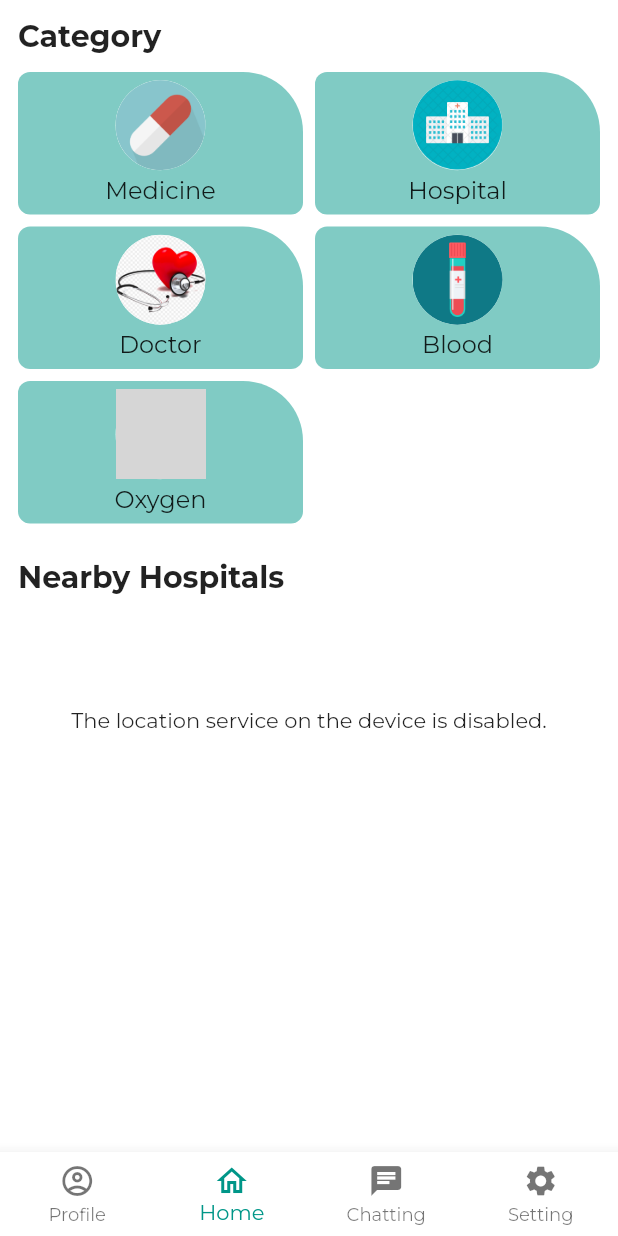
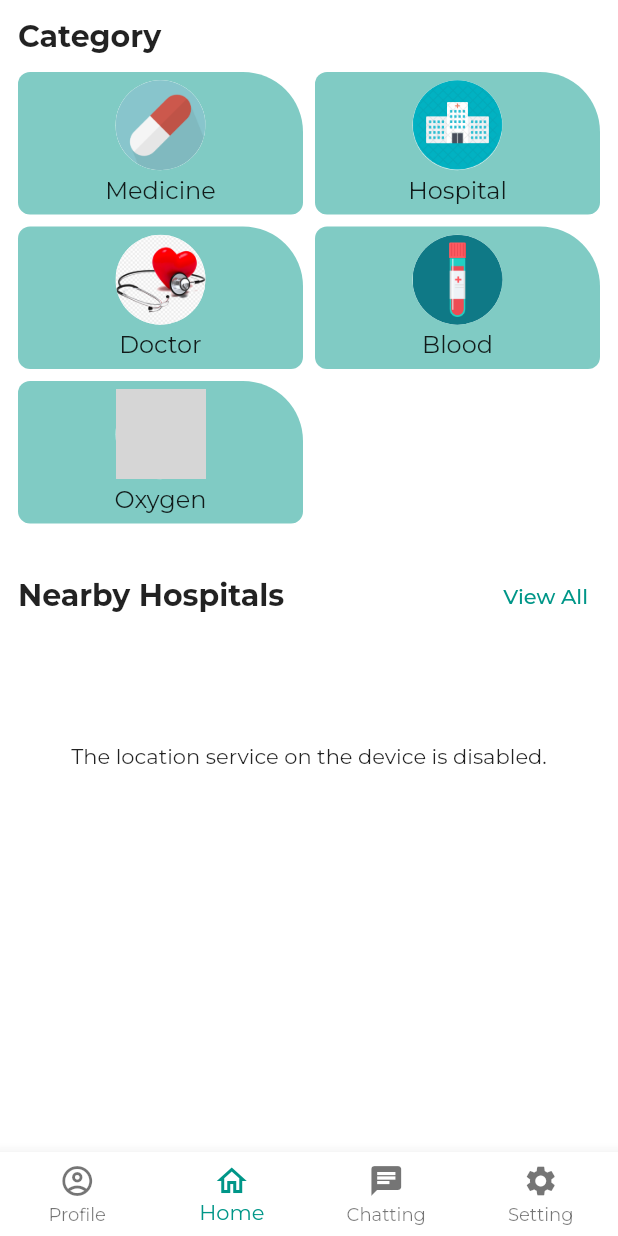
Before and after one commit to fatima-tuz-zhohra/Medical-Support-Finder, a Flutter app: the HomePage screen opened by its route, on a phone screen of 412 x 824 dp. Run offline on Flutter 3.47's test engine with Material 2 defaults, Android fonts, the phone set to English and light mode, and no system bars; our stand-ins replace bloc, cloud_firestore, firebase_auth, firebase_core, flutter_bloc, flutter_signin_button and 3 more; accounts and stored records are empty; grey boxes are pictures that could not be loaded.

Commit message:
Add View All in nearby hospitals

```diff
--- a/lib/category/hospital/hospital_main_screen.dart
+++ b/lib/category/hospital/hospital_main_screen.dart
@@ -6,6 +6,8 @@ import 'package:msf/widgets/search_view.dart';
 import 'package:url_launcher/url_launcher.dart';
 
 class HospitalMainScreen extends StatefulWidget {
+  static const PATH = "/hospitals";
+
   const HospitalMainScreen({Key? key}) : super(key: key);
 
   @override
--- a/lib/home/homepage.dart
+++ b/lib/home/homepage.dart
@@ -1,5 +1,6 @@
 import 'package:flutter/material.dart';
 import 'package:flutter/rendering.dart';
+import 'package:msf/category/hospital/hospital_main_screen.dart';
 import 'package:msf/home/home_navigation/homepage_navigator.dart';
 import 'package:msf/home/horizontal_hospital_listView.dart';
 
@@ -55,6 +56,9 @@ class _HomePageState extends State<HomePage> {
 
   List<Widget> _buildNearbyHospitals(BuildContext context) {
     return [
+      Row(
+        mainAxisAlignment: MainAxisAlignment.spaceBetween,
+        children: [
           Text(
             'Nearby Hospitals',
             style: Theme.of(context)
@@ -62,6 +66,13 @@ class _HomePageState extends State<HomePage> {
                 .headline6
                 ?.copyWith(fontWeight: FontWeight.bold),
           ),
+          TextButton(
+              onPressed: () {
+                Navigator.pushNamed(context, HospitalMainScreen.PATH);
+              },
+              child: Text('View All'))
+        ],
+      ),
       SizedBox(height: 8),
       HorizontalHospitalListView(),
     ];
--- a/lib/profile/edit_profile.dart
+++ b/lib/profile/edit_profile.dart
@@ -19,7 +19,8 @@ class EditProfile extends StatelessWidget {
     final databaseService = DatabaseService(uid: firebaseUser.uid);
 
     return Scaffold(
-      body: SingleChildScrollView(
+      body: SafeArea(
+        child: SingleChildScrollView(
           child: Padding(
             padding: const EdgeInsets.all(16.0),
             child: FutureBuilder<Profile>(
@@ -34,6 +35,7 @@ class EditProfile extends StatelessWidget {
                   return Container();
                 }
               },
+            ),
           ),
         ),
       ),
--- a/lib/routes.dart
+++ b/lib/routes.dart
@@ -1,9 +1,11 @@
 import 'authentication/login/loginPage.dart';
 import 'authentication/splash/splash.dart';
+import 'category/hospital/hospital_main_screen.dart';
 import 'home/homepage.dart';
 
 final appRoutes = {
   SplashPage.PATH : (context) => SplashPage(),
   LogInPage.PATH : (context) => LogInPage(),
   HomePage.PATH : (context) => HomePage(),
+  HospitalMainScreen.PATH : (context) => HospitalMainScreen(),
 };
```
Also changed, not shown: pubspec.lock (deleted). Lines whose indentation alone changed are shown as unchanged.
